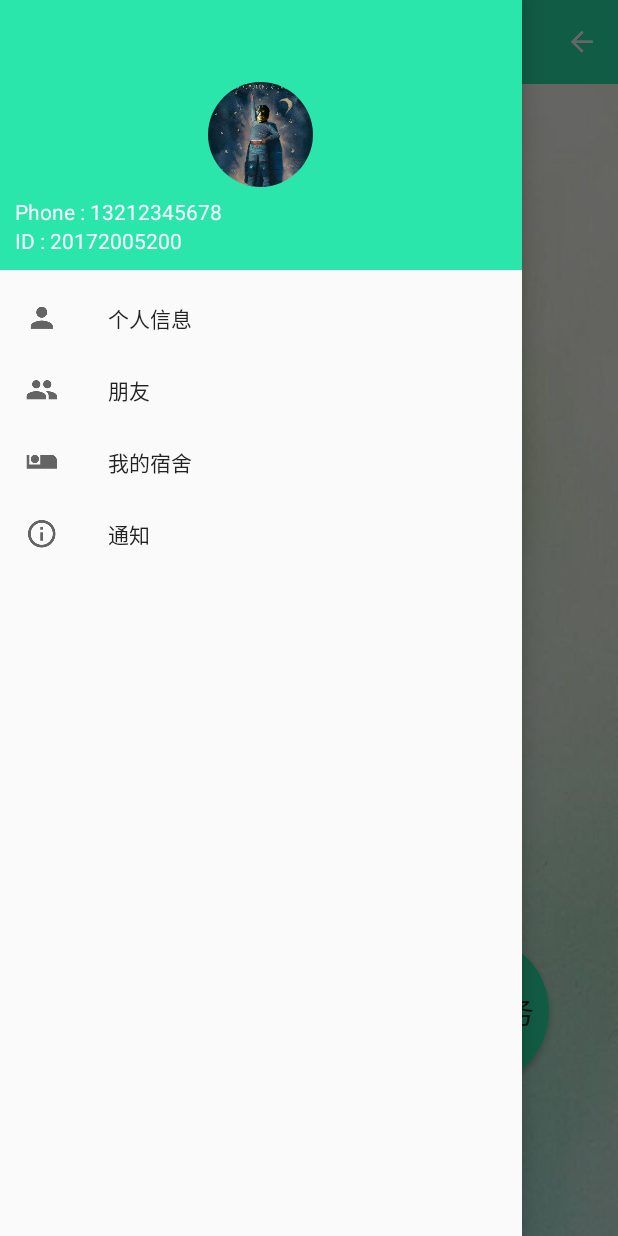
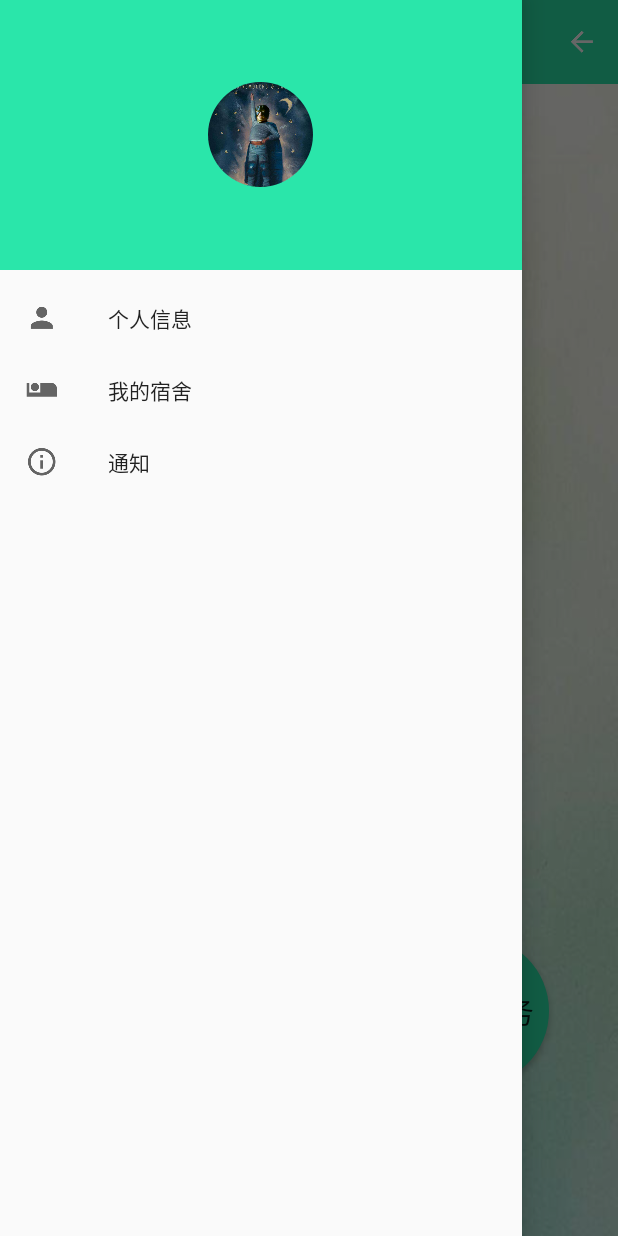
Before and after one commit to LYF08/project, an Android app: the LoginSActivity screen opened directly, with no data from a screen before it, with the side drawer open, on a phone screen of 412 x 824 dp. Run offline under Robolectric (Android 15) with nearby library versions, the phone set to English and light mode, and no system bars; our stand-ins replace CircleImageView.

Commit message:
对之前的布局坑进行了一点细微修改

```diff
--- a/app/src/main/res/layout/activity_dormitory_affairs.xml
+++ b/app/src/main/res/layout/activity_dormitory_affairs.xml
@@ -18,6 +18,7 @@
             android:layout_height="wrap_content"
             android:text="宿舍事务"
             android:textSize="20sp"
+            android:textColor="#000000"
             android:layout_centerHorizontal="true"/>
 
     </android.support.v7.widget.Toolbar>
--- a/app/src/main/res/layout/nav_header.xml
+++ b/app/src/main/res/layout/nav_header.xml
@@ -10,20 +10,4 @@
         android:layout_height="70dp"
         android:layout_centerInParent="true"
         android:src="@drawable/ic_1" />
-    <TextView
-        android:id="@+id/username"
-        android:layout_width="wrap_content"
-        android:layout_height="wrap_content"
-        android:layout_alignParentBottom="true"
-        android:text="ID : 20172005200"
-        android:textColor="#FFF"
-        android:textSize="14sp" />
-    <TextView
-        android:id="@+id/phone"
-        android:layout_width="wrap_content"
-        android:layout_height="wrap_content"
-        android:layout_above="@id/username"
-        android:text="Phone : 13212345678"
-        android:textColor="#FFF"
-        android:textSize="14sp" />
 </RelativeLayout>
--- a/app/src/main/res/menu/nav_menu.xml
+++ b/app/src/main/res/menu/nav_menu.xml
@@ -5,10 +5,10 @@
             android:id="@+id/nav_info"
             android:icon="@drawable/ic_self"
             android:title="个人信息" />
-        <item
-            android:id="@+id/nav_friends"
-            android:icon="@drawable/ic_friends"
-            android:title="朋友" />
+        <!--<item-->
+            <!--android:id="@+id/nav_friends"-->
+            <!--android:icon="@drawable/ic_friends"-->
+            <!--android:title="朋友" />-->
         <item
             android:id="@+id/nav_dormitory"
             android:icon="@drawable/ic_room"
```
